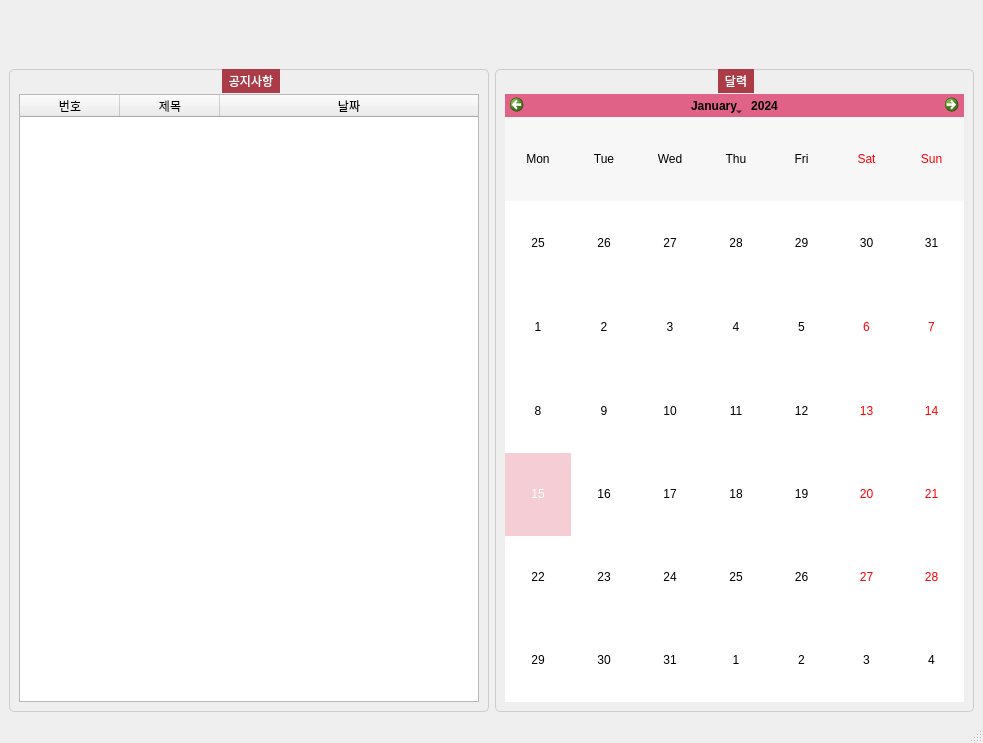
Qt form CBNU.ui (ntw8651/CBNotification) before a commit.
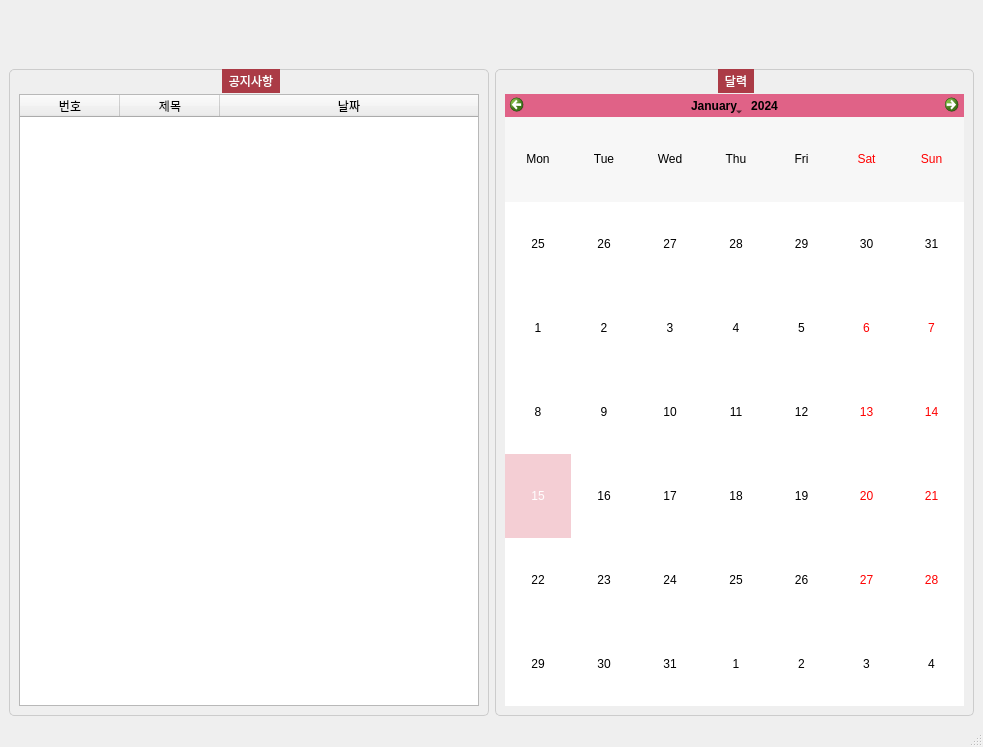
The same form after that commit.

```diff
--- a/CBNU.ui
+++ b/CBNU.ui
@@ -7,7 +7,7 @@
     <x>0</x>
     <y>0</y>
     <width>983</width>
-    <height>743</height>
+    <height>747</height>
    </rect>
   </property>
   <property name="windowTitle">
@@ -73,6 +73,12 @@
        </item>
        <item>
         <widget class="QTableWidget" name="Notices">
+         <property name="sizePolicy">
+          <sizepolicy hsizetype="Expanding" vsizetype="Expanding">
+           <horstretch>0</horstretch>
+           <verstretch>0</verstretch>
+          </sizepolicy>
+         </property>
          <property name="minimumSize">
           <size>
            <width>300</width>
```
